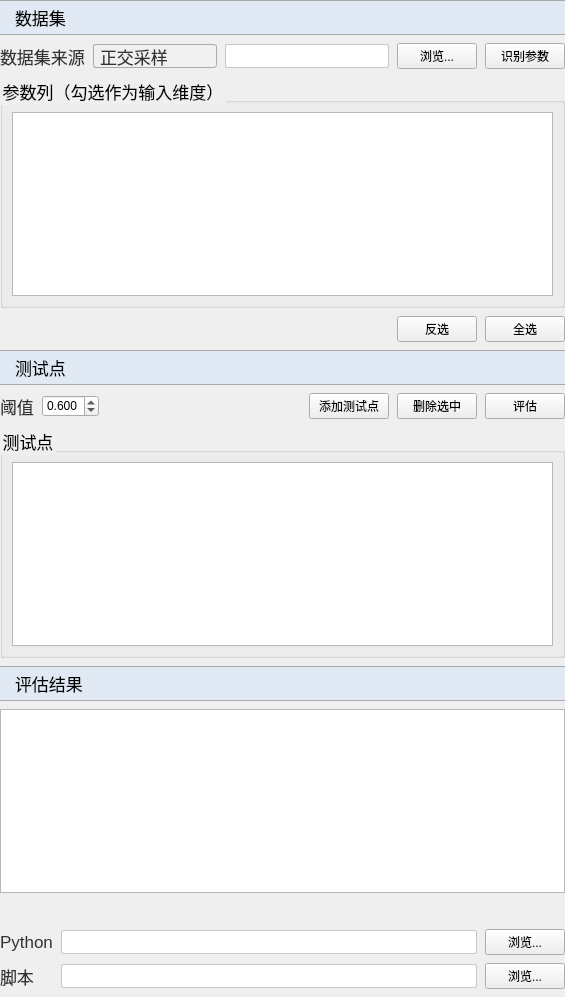
The window that plugins/Base_SurrogateModel/DatasetEvaluation.ui (asd977/base_cae) describes before a commit, drawn with Qt 5.
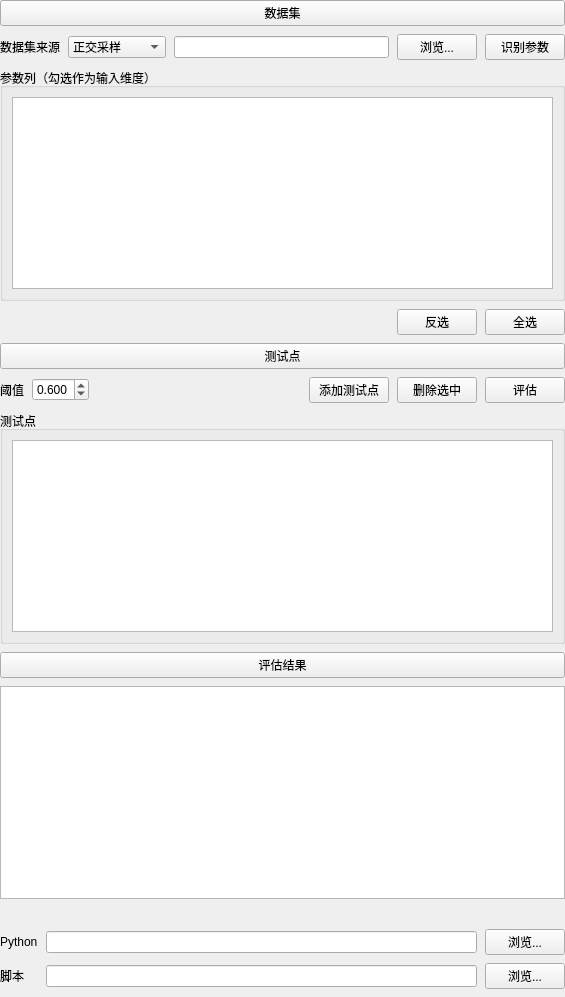
The same window after the commit. Icons and pictures are not drawn.

The edit to the form file:
```diff
--- a/plugins/Base_SurrogateModel/DatasetEvaluation.ui
+++ b/plugins/Base_SurrogateModel/DatasetEvaluation.ui
@@ -13,132 +13,6 @@
   <property name="windowTitle">
    <string>数据集评估</string>
   </property>
-  <property name="styleSheet">
-   <string notr="true">QWidget{
-font-family: &quot;Microsoft YaHei&quot;, &quot;微软雅黑&quot;;
-}
-QPushButton#pushButton_2,
-QPushButton#pushButton,
-QPushButton#pushButton_3 {
-    background-color: rgb(224, 233, 244);
-    border-width: 1px;
-    border-color: rgb(121, 121, 121);
-    border-style: solid;
-    height: 33px;
-    border-top: 1px solid rgb(169, 169, 169); /* 上边框为灰色 */
-    border-bottom: 1px solid rgb(169, 169, 169); /* 下边框为灰色 */
-    border-left: none; /* 移除左边框 */
-    border-right: none;
-    text-align: left;
-	padding-left: 15px;
-	font-size: 17px;
-	border-style: solid;
-}
-QLabel {
-    font-family: &quot;Microsoft YaHei&quot;, &quot;微软雅黑&quot;;
-    font-size: 17px;
-    text-align: left;
-    color: rgb(51, 51, 51);
-    white-space: nowrap;
-    line-height: 50px;
-    position: absolute;
-    top: 0px;
-    left: 0px;
-}
-QLabel#label {
-    font-size: 20px;
-    font-family: &quot;Microsoft YaHei&quot;, 微软雅黑;
-    text-align: left;
-	padding-left:9px;
-    color: rgb(53, 103, 147);
-}
-QComboBox {
-    font-family: &quot;Microsoft YaHei&quot;, 微软雅黑;
-    font-size: 17px;
-    text-align: left;
-    color: rgb(51, 51, 51);
-    padding-left:6px;
-    background: rgb(240, 240, 240);
-    border: 1px solid rgb(169, 169, 169);
-    border-radius: 3px; /* 设置边框的圆角半径为5像素 */
-}
-QComboBox::drop-down {
-    background: rgb(240, 240, 240);
-}
-QComboBox::down-arrow {
-    image: url(:/resources/down_arrow.png); /* 替换下拉箭头图标 */
-}
-/*QCombobox右侧按钮*/
-QComboBox::drop-down {
-    subcontrol-origin: padding;
-    subcontrol-position: top right;/*放于右方顶部*/
-    border-top-right-radius: 3px;/*设置边框圆角*/
-    border-bottom-right-radius: 3px;
-}
-QLineEdit {
-    border: 1px solid rgb(200, 200, 200); /* 设置边框为淡灰色 */
-    border-radius: 2px; /* 设置圆角半径为 5 像素 */
-	font-size: 17px;
-}
-QLineEdit:focus {
-    border-color: rgb(100, 100, 255); /* 设置焦点时的边框颜色为蓝色 */
-    outline: none; /* 去掉默认的焦点边框 */
-}
-
-QRadioButton {
-    font-size: 17px; /* 设置字体大小为 14 像素 */
-}
-
-QCheckBox {
-    font-size: 17px; /* 设置字体大小为 14 像素 */
-}
-
-QGroupBox{
-    font-size: 17px; /* 设置字体大小为 14 像素 */   
-}
-
-QPushButton#pushButton_contour_multi{
-    background-color: rgb(255, 255, 255); /* 背景色 */
-    border-width: 1px;                   /* 边框宽度 */
-    border-color: rgb(121, 121, 121);    /* 边框颜色 */	
-	font-size: 17px;
-    border-style: solid;                 /* 边框样式 */
-    border-radius: 2px;                /* 边框圆角 */
-    text-align: center;                    /* 文字左对齐 */
-
-    /* 默认状态 */
-}
-QPushButton#pushButton_contour_multi:hover{
-    background-color: rgb(235, 235, 235); /* 悬浮时的背景色 */
-    border-color: rgb(100, 100, 100);     /* 悬浮时的边框颜色 */
-}
-
-QPushButton#pushButton_contour_multi:pressed{
-    background-color: rgb(200, 200, 200); /* 点击时的背景色 */
-    border-color: rgb(80, 80, 80);         /* 点击时的边框颜色 */
-}
-
-QPushButton#pushButton_contour_single{
-    background-color: rgb(255, 255, 255); /* 背景色 */
-    border-width: 1px;                   /* 边框宽度 */
-    border-color: rgb(121, 121, 121);    /* 边框颜色 */	
-	font-size: 17px;
-    border-style: solid;                 /* 边框样式 */
-    border-radius: 2px;                /* 边框圆角 */
-    text-align: center;                    /* 文字左对齐 */
-
-    /* 默认状态 */
-}
-QPushButton#pushButton_contour_single:hover{
-    background-color: rgb(235, 235, 235); /* 悬浮时的背景色 */
-    border-color: rgb(100, 100, 100);     /* 悬浮时的边框颜色 */
-}
-
-QPushButton#pushButton_contour_single:pressed{
-    background-color: rgb(200, 200, 200); /* 点击时的背景色 */
-    border-color: rgb(80, 80, 80);         /* 点击时的边框颜色 */
-}</string>
-  </property>
   <layout class="QVBoxLayout" name="root">
    <property name="spacing">
     <number>8</number>
```
